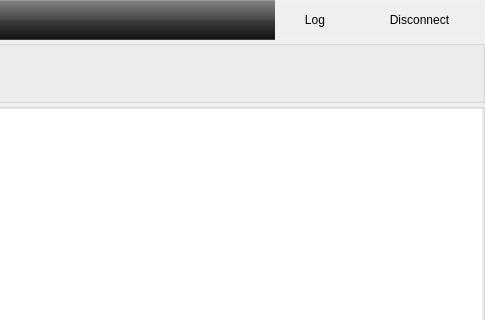
Qt form 2.0/renan.cakirerk/ahenk/lider/lider/main.ui (pars-linux/uludag) before a commit; both pictures show x 572 to 1057 and y 0 to 320 of the 1057 by 827 pixel window.
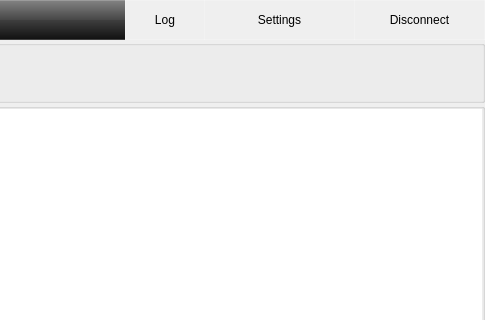
The same form after that commit. Icons and pictures are not drawn.

The edit to the form file:
```diff
--- a/2.0/renan.cakirerk/ahenk/lider/lider/main.ui
+++ b/2.0/renan.cakirerk/ahenk/lider/lider/main.ui
@@ -2444,6 +2444,41 @@
        </property>
       </widget>
      </item>
+     <item row="0" column="3">
+      <widget class="QPushButton" name="pushSettings">
+       <property name="sizePolicy">
+        <sizepolicy hsizetype="Preferred" vsizetype="Fixed">
+         <horstretch>0</horstretch>
+         <verstretch>0</verstretch>
+        </sizepolicy>
+       </property>
+       <property name="minimumSize">
+        <size>
+         <width>150</width>
+         <height>40</height>
+        </size>
+       </property>
+       <property name="styleSheet">
+        <string notr="true">border-right: 1px solid rgba(255,255,255,50);
+border-top: 1px solid rgba(255,255,255,50);
+border-bottom: 1px solid rgba(255,255,255,50);
+border-radius: 0px;</string>
+       </property>
+       <property name="text">
+        <string>Settings</string>
+       </property>
+       <property name="icon">
+        <iconset resource="data.qrc">
+         <normaloff>:/icons/preferences32.png</normaloff>:/icons/preferences32.png</iconset>
+       </property>
+       <property name="checkable">
+        <bool>false</bool>
+       </property>
+       <property name="flat">
+        <bool>true</bool>
+       </property>
+      </widget>
+     </item>
     </layout>
    </item>
   </layout>
```
